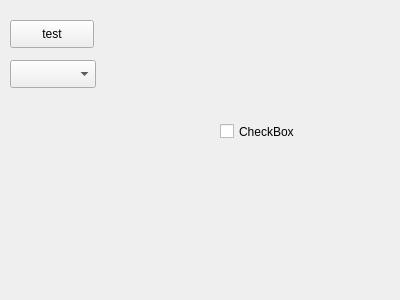
Above: aide/view/order/OrderDelete.ui from iaceob/fm-ci before the change. Below: the same form after it.
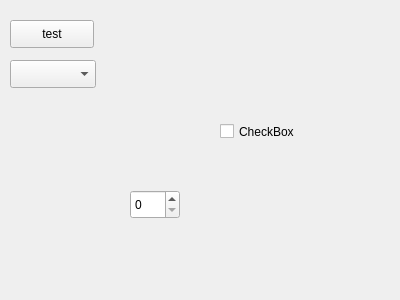
That is the form after the change.

```diff
--- a/aide/view/order/OrderDelete.ui
+++ b/aide/view/order/OrderDelete.ui
@@ -49,6 +49,16 @@
     <string>CheckBox</string>
    </property>
   </widget>
+  <widget class="QSpinBox" name="spinBox">
+   <property name="geometry">
+    <rect>
+     <x>130</x>
+     <y>190</y>
+     <width>50</width>
+     <height>29</height>
+    </rect>
+   </property>
+  </widget>
  </widget>
  <resources/>
  <connections/>
```
